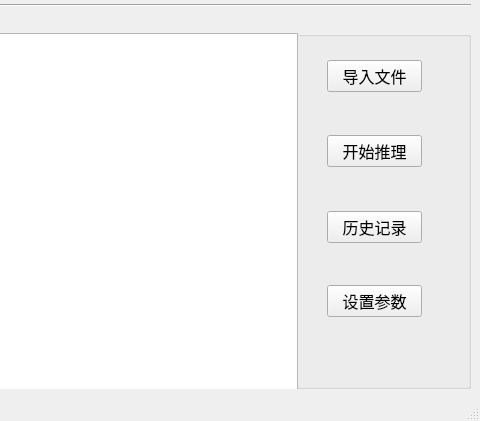
The window that Pioneer/ui/main.ui (NephrenCake/FlameRecognition) describes before a commit, drawn with Qt 5; both pictures show x 622 to 1102 and y 388 to 809 of the 1102 by 809 pixel window.
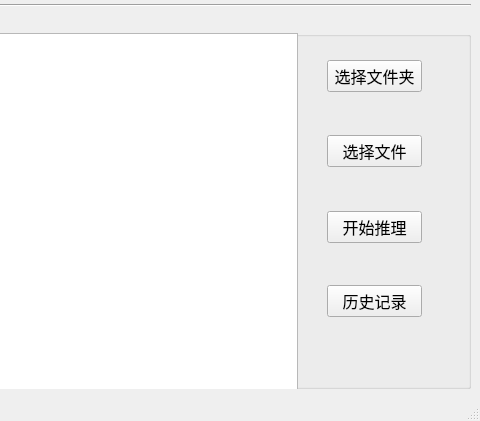
The same window after the commit. Icons and pictures are not drawn.

What changed in the file:
```diff
--- a/Pioneer/ui/main.ui
+++ b/Pioneer/ui/main.ui
@@ -133,17 +133,15 @@
          </spacer>
         </item>
         <item>
-         <widget class="QPushButton" name="btn_lead">
+         <widget class="QPushButton" name="btn_open">
           <property name="font">
            <font>
             <family>楷体</family>
             <pointsize>12</pointsize>
-            <weight>50</weight>
-            <bold>false</bold>
            </font>
           </property>
           <property name="text">
-           <string>导入文件</string>
+           <string>选择文件夹</string>
           </property>
           <property name="checkable">
            <bool>true</bool>
@@ -164,7 +162,7 @@
          </spacer>
         </item>
         <item>
-         <widget class="QPushButton" name="btn_infer">
+         <widget class="QPushButton" name="btn_lead">
           <property name="font">
            <font>
             <family>楷体</family>
@@ -174,7 +172,7 @@
            </font>
           </property>
           <property name="text">
-           <string>开始推理</string>
+           <string>选择文件</string>
           </property>
           <property name="checkable">
            <bool>true</bool>
@@ -194,6 +192,37 @@
           </property>
          </spacer>
         </item>
+        <item>
+         <widget class="QPushButton" name="btn_infer">
+          <property name="font">
+           <font>
+            <family>楷体</family>
+            <pointsize>12</pointsize>
+            <weight>50</weight>
+            <bold>false</bold>
+           </font>
+          </property>
+          <property name="text">
+           <string>开始推理</string>
+          </property>
+          <property name="checkable">
+           <bool>true</bool>
+          </property>
+         </widget>
+        </item>
+        <item>
+         <spacer name="verticalSpacer_3">
+          <property name="orientation">
+           <enum>Qt::Vertical</enum>
+          </property>
+          <property name="sizeHint" stdset="0">
+           <size>
+            <width>90</width>
+            <height>26</height>
+           </size>
+          </property>
+         </spacer>
+        </item>
         <item>
          <widget class="QPushButton" name="btn_record">
           <property name="font">
@@ -210,35 +239,6 @@
           </property>
          </widget>
         </item>
-        <item>
-         <spacer name="verticalSpacer_3">
-          <property name="orientation">
-           <enum>Qt::Vertical</enum>
-          </property>
-          <property name="sizeHint" stdset="0">
-           <size>
-            <width>90</width>
-            <height>26</height>
-           </size>
-          </property>
-         </spacer>
-        </item>
-        <item>
-         <widget class="QPushButton" name="btn_open">
-          <property name="font">
-           <font>
-            <family>楷体</family>
-            <pointsize>12</pointsize>
-           </font>
-          </property>
-          <property name="text">
-           <string>设置参数</string>
-          </property>
-          <property name="checkable">
-           <bool>true</bool>
-          </property>
-         </widget>
-        </item>
         <item>
          <spacer name="verticalSpacer_2">
           <property name="orientation">
```
